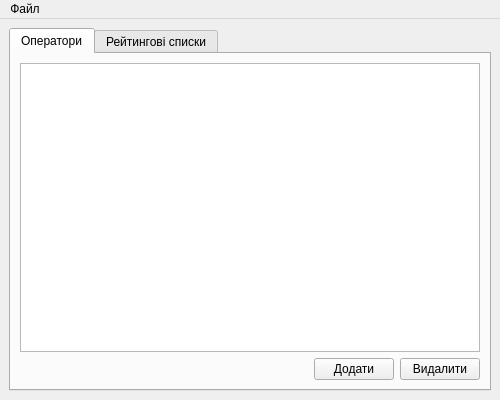
Before: the Qt Designer form CourseWork/Редактор/mainmenu.ui in Adept-5455/CourseWork, drawn with Qt 5.
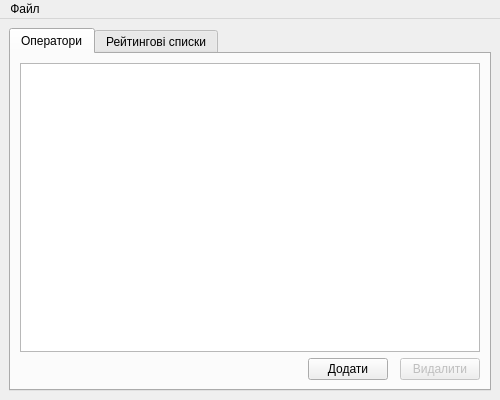
After: the same form once the commit is applied.

What changed in the file:
```diff
--- a/CourseWork/Редактор/mainmenu.ui
+++ b/CourseWork/Редактор/mainmenu.ui
@@ -21,7 +21,7 @@
   </property>
   <widget class="QWidget" name="centralwidget">
    <layout class="QGridLayout" name="gridLayout">
-    <item row="0" column="0">
+    <item row="1" column="0">
      <widget class="QTabWidget" name="tabWidget">
       <property name="minimumSize">
        <size>
@@ -37,12 +37,8 @@
         <string>Оператори</string>
        </attribute>
        <layout class="QGridLayout" name="gridLayout_2">
-        <item row="2" column="3">
-         <widget class="QPushButton" name="delBtn">
-          <property name="text">
-           <string>Видалити</string>
-          </property>
-         </widget>
+        <item row="0" column="0" colspan="6">
+         <widget class="QTableView" name="operatorsTable"/>
         </item>
         <item row="2" column="1">
          <spacer name="horizontalSpacer">
@@ -57,15 +53,22 @@
           </property>
          </spacer>
         </item>
-        <item row="2" column="2">
+        <item row="2" column="3">
          <widget class="QPushButton" name="addBtn">
           <property name="text">
            <string>Додати</string>
           </property>
          </widget>
         </item>
-        <item row="0" column="0" colspan="4">
-         <widget class="QTableView" name="operatorsTable"/>
+        <item row="2" column="5">
+         <widget class="QPushButton" name="delBtn">
+          <property name="enabled">
+           <bool>false</bool>
+          </property>
+          <property name="text">
+           <string>Видалити</string>
+          </property>
+         </widget>
         </item>
        </layout>
       </widget>
```
Left out of the diff: 8 changed lines with no effect on the pictures.
